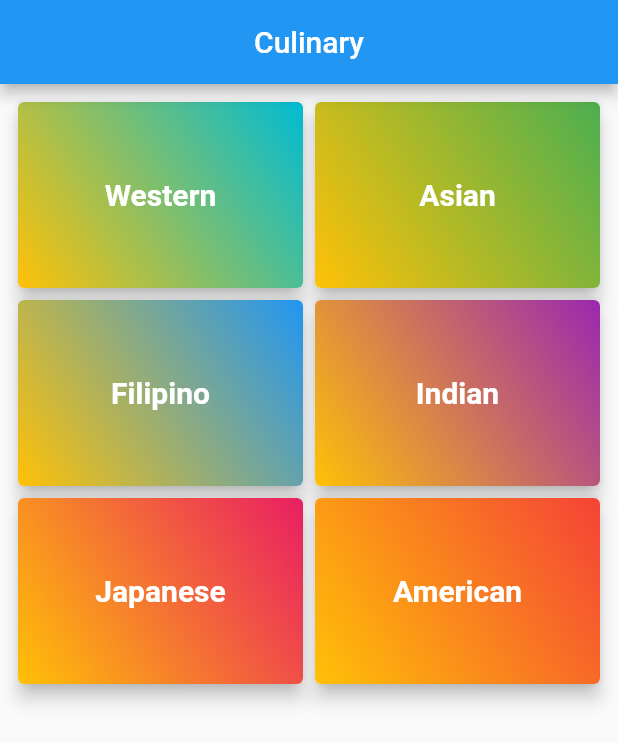
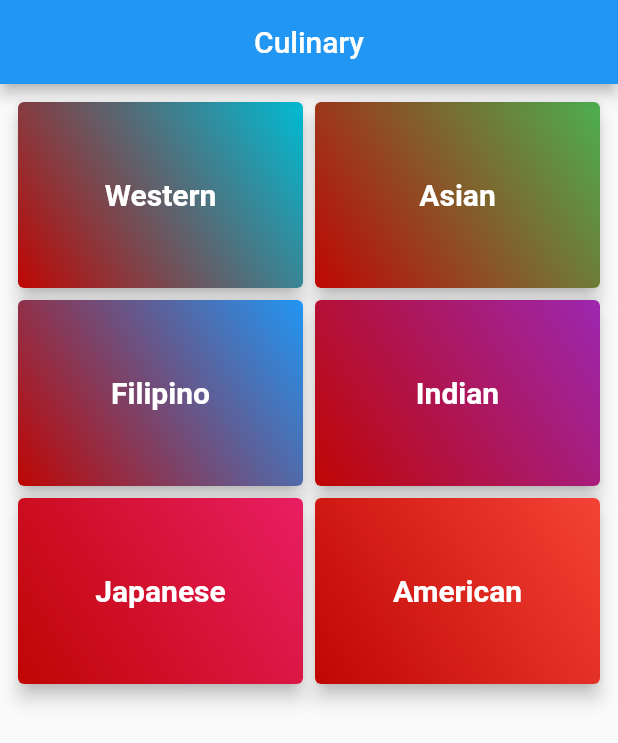
Before and after one commit to dawnj26/recipes, a Flutter app: the screen it shows after launch, on a phone screen of 412 x 824 dp. Shown: the top 743 px of the screen. Run offline on Flutter 3.47's test engine with Material 2 defaults, Android fonts, the phone set to English and light mode, and no system bars.

Commit message:
change: primary color

```diff
--- a/lib/components/category_card.dart
+++ b/lib/components/category_card.dart
@@ -27,7 +27,7 @@ class _CategoryCardState extends State<CategoryCard> {
         child: Container(
           decoration: BoxDecoration(
             gradient: LinearGradient(
-              colors: [widget.category.color, Colors.amber],
+              colors: [widget.category.color, const Color(0xffBF0603)],
               begin: Alignment.topRight,
               end: Alignment.bottomLeft,
             ),
```
